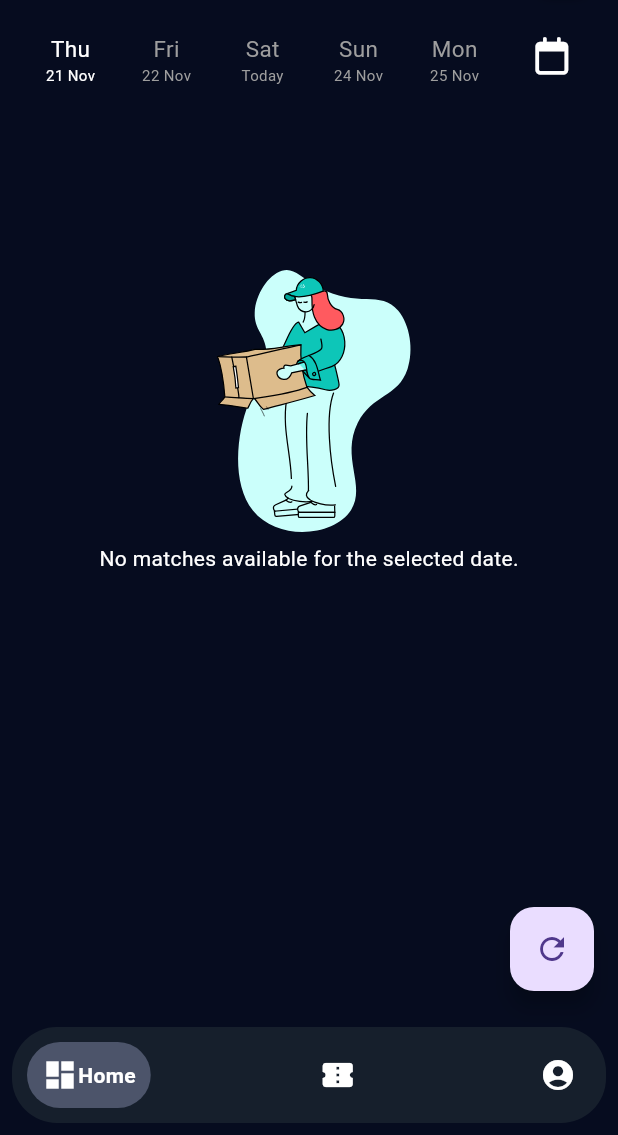
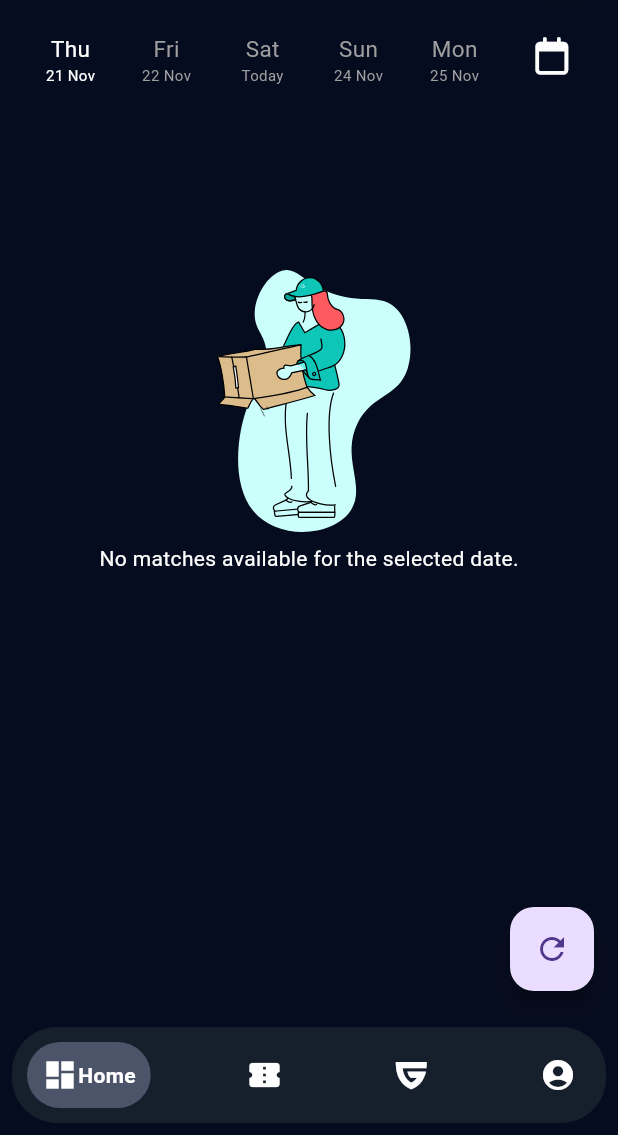
Before and after one commit to Christentimmy/allwin, a Flutter app: the BottomNavigation screen opened directly, after a tap on "Thu", on a phone screen of 412 x 824 dp, the part 101-1236 px from its top. Run offline on Flutter 3.47's test engine with Material 3 defaults, Android fonts, the phone set to English and light mode, and no system bars; drawn by our look-alikes of google_nav_bar; our stand-ins replace calendar_date_picker2, font_awesome_flutter, get, lottie, motion_toast, shared_preferences and 1 more; accounts and stored records are empty; network calls fail.

Commit message:
icon issue

```diff
--- a/lib/pages/homepage_screen.dart
+++ b/lib/pages/homepage_screen.dart
@@ -1,3 +1,6 @@
+import 'dart:async';
+
+import 'package:allwin/Resources/colors.dart';
 import 'package:allwin/cards/each_league_game.dart';
 import 'package:allwin/cards/league_header_card.dart';
 import 'package:allwin/controller/all_request.dart';
@@ -27,6 +30,7 @@ class _HomeScreenState extends State<HomeScreen>
   @override
   void initState() {
     super.initState();
+    autoChangeAdsStatus();
     _animationController = AnimationController(
       vsync: this,
       duration: const Duration(milliseconds: 600),
@@ -48,6 +52,14 @@ class _HomeScreenState extends State<HomeScreen>
   void dispose() {
     _animationController.dispose();
     super.dispose();
+  }
+
+  RxBool _isAdsVisible = false.obs;
+
+  void autoChangeAdsStatus() {
+    Timer.periodic(const Duration(seconds: 2), (timer) {
+      _isAdsVisible.value = !_isAdsVisible.value;
+    });
   }
 
   @override
@@ -76,18 +88,38 @@ class _HomeScreenState extends State<HomeScreen>
                 pageController: _pageController,
               ),
               const SizedBox(height: 10),
+              Obx(() {
+                if (_isAdsVisible.value) {
+                  return Container(
+                    height: Get.height * 0.089,
+                    width: Get.width,
+                    alignment: Alignment.center,
+                    decoration: BoxDecoration(
+                      borderRadius: BorderRadius.circular(20),
+                      color: AppColors.primaryColor,
+                    ),
+                    child: const Text(
+                      "Ads Widget",
+                      style: TextStyle(
+                        color: Colors.white,
+                      ),
+                    ),
+                  );
+                }else{
+                  return const SizedBox();
+                }
+              }),
               Expanded(
                 child: PageView(
                   physics: const NeverScrollableScrollPhysics(),
                   controller: _pageController,
                   children: [
                     FootballWidget(),
-                   TennisWidget(),
+                    TennisWidget(),
                     // Container(color: Colors.green),
                     BasketBallWidget(),
-                    Container(color: Colors.blue),
-                    Container(color: Colors.amber),
-                    Container(color: Colors.deepPurpleAccent),
+                    HandBallWidget(),
+                    IceHockeyWidget(),
                   ],
                 ),
               ),
@@ -119,9 +151,6 @@ class FootballWidget extends StatelessWidget {
           dateClciked: dateClicked,
         ),
         const SizedBox(height: 10),
-        // ShowMatches(
-        //   dateClciked: dateClicked,
-        // ),
         ShowMatches(
           dateClciked: dateClicked,
           isChoosenGameLoaded: _allRequest.isMatchesLoaded,
@@ -143,7 +172,7 @@ class BasketBallWidget extends StatelessWidget {
 
   @override
   Widget build(BuildContext context) {
-     print("Basket Matches: ${_allRequest.allBasketBallMatches.length}");
+    print("Basket Matches: ${_allRequest.allBasketBallMatches.length}");
     return Column(
       children: [
         CalenderRow(
@@ -172,7 +201,6 @@ class BasketBallWidget extends StatelessWidget {
     );
   }
 }
-
 
 class TennisWidget extends StatelessWidget {
   TennisWidget({super.key});
@@ -214,8 +242,6 @@ class TennisWidget extends StatelessWidget {
   }
 }
 
-
-
 class HandBallWidget extends StatelessWidget {
   HandBallWidget({super.key});
 
@@ -245,11 +271,34 @@ class HandBallWidget extends StatelessWidget {
   }
 }
 
+class IceHockeyWidget extends StatelessWidget {
+  IceHockeyWidget({super.key});
 
+  final RxString _dateClicked = "".obs;
+  final _calenderController = Get.put(Calender());
+  final _allRequest = Get.put(AllRequestController());
 
-
-
-
+  @override
+  Widget build(BuildContext context) {
+    print("HandBall Matches: ${_allRequest.allIceHockeyMatches.length}");
+    return Column(
+      children: [
+        CalenderRow(
+          dateClciked: _dateClicked,
+          calenderController: _calenderController,
+        ),
+        const SizedBox(height: 10),
+        ShowMatches(
+          dateClciked: _dateClicked,
+          isChoosenGameLoaded: _allRequest.isIceHockeyMatchesLoaded,
+          sportId: "6",
+          games: _allRequest.allIceHockeyMatches,
+          processedMatchesByDate: _allRequest.allIceHockeyMatchesByDates,
+        ),
+      ],
+    );
+  }
+}
 
 class ShowBasketBallMatches extends StatefulWidget {
   final RxString dateClicked;
@@ -280,7 +329,7 @@ class _ShowBasketBallMatchesState extends State<ShowBasketBallMatches> {
       sportId: "4",
       games: _allRequest.allBasketBallMatches,
       processedMatchesByDate: _allRequest.allBasketBallMatchesByDate,
-      isVarMatchLoaded: _allRequest.isBasketBallMatchesLoaded.value,
+      isVarMatchLoaded: _allRequest.isBasketBallMatchesLoaded,
     );
   }
 
--- a/lib/widgets/bottom_navigation.dart
+++ b/lib/widgets/bottom_navigation.dart
@@ -1,7 +1,9 @@
 import 'package:allwin/pages/booking_code_screen.dart';
+import 'package:allwin/pages/guide_screen.dart';
 import 'package:allwin/pages/homepage_screen.dart';
 import 'package:allwin/pages/profile.dart';
 import 'package:flutter/material.dart';
+import 'package:font_awesome_flutter/font_awesome_flutter.dart';
 import 'package:google_nav_bar/google_nav_bar.dart';
 
 class BottomNavigation extends StatefulWidget {
@@ -18,6 +20,7 @@ class _BottomNavigationState extends State<BottomNavigation> {
   final List<Widget> appPages = [
     const HomeScreen(),
     const BookingCodeScreen(),
+    const GuideScreen(),
     const ProfilePage(),
   ];
 
@@ -50,8 +53,8 @@ class _BottomNavigationState extends State<BottomNavigation> {
             tabs: const [
               GButton(icon: Icons.dashboard, text: "Home"),
               GButton(icon: Icons.confirmation_number, text: "Booking Code"),
+              GButton(icon: FontAwesomeIcons.guilded, text: "Guide"),
               GButton(icon: Icons.account_circle, text: "Account"),
-              // GButton(icon: Icons.refresh, text: "Refresh"),
             ],
             padding: const EdgeInsets.all(10.0),
           ),
--- a/lib/widgets/show_matches_home_screen.dart
+++ b/lib/widgets/show_matches_home_screen.dart
@@ -45,7 +45,7 @@ class _ShowMatchesState extends State<ShowMatches> {
         sportId: widget.sportId,
         games: widget.games,
         processedMatchesByDate: widget.processedMatchesByDate,
-        isVarMatchLoaded: widget.isChoosenGameLoaded.value,
+        isVarMatchLoaded: widget.isChoosenGameLoaded,
       );
     }
   }
```
Also changed, not shown: lib/controller/all_request.dart (+8 -7 lines), lib/pages/guide_screen.dart (added, +56 -0 lines), lib/pages/splash_screen.dart (+5 -5 lines), pubspec.yaml (+24 -0 lines), assets/image/allwinLogo.png (added), assets/image/testlogo.png (added), pubspec.lock, 57 other files.
